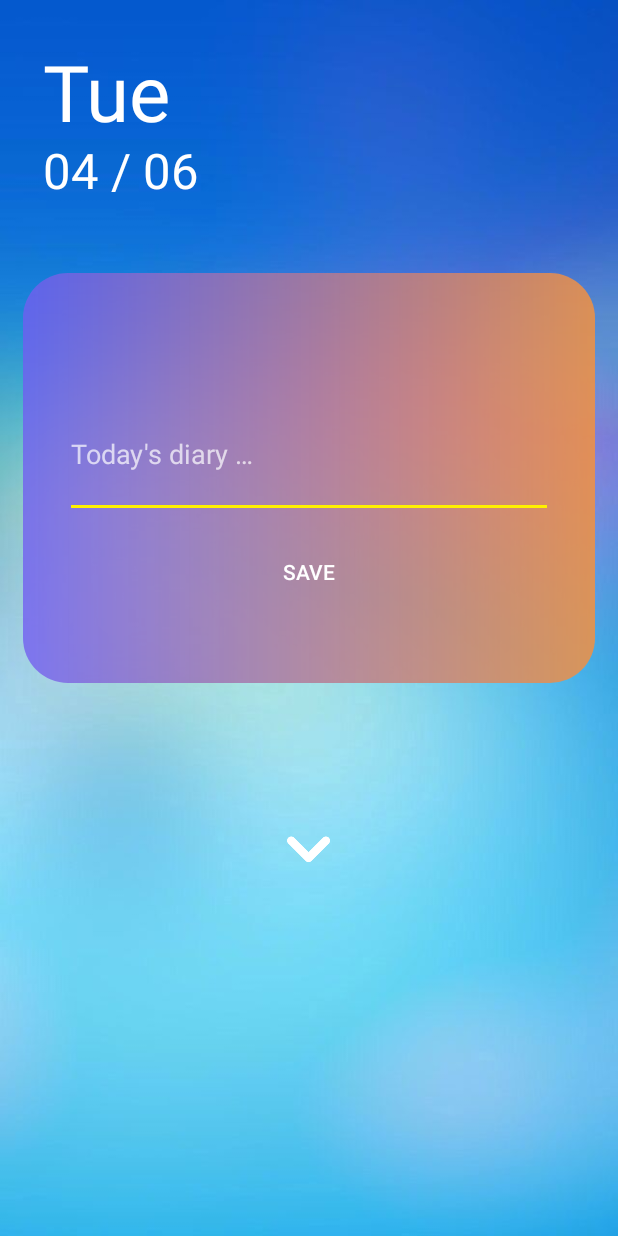
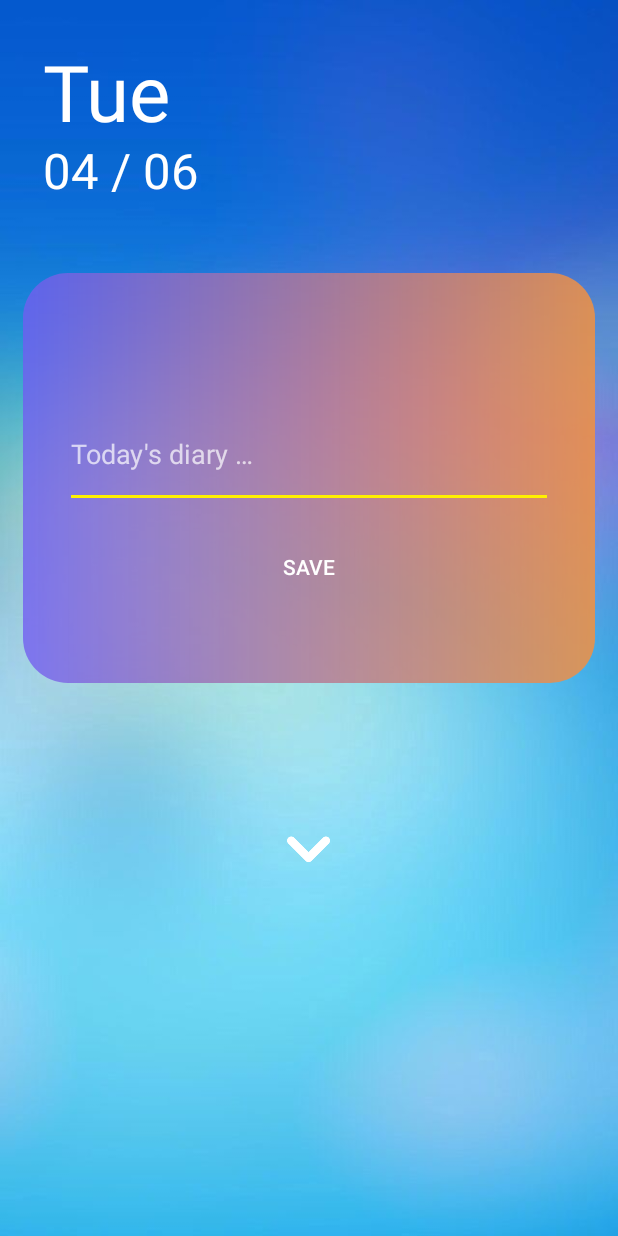
Before and after one commit to gloonch/diary-application, an Android app: the MainActivity screen opened directly, with no data from a screen before it, on a phone screen of 412 x 824 dp. Run offline under Robolectric (Android 15) with nearby library versions, the phone set to English and light mode, and no system bars; our stand-ins replace sdp/ssp sizes.

Commit message:
Shortcut : completed, Widget : bug

```diff
--- a/app/src/main/java/diary/tehranqolhak/diary/MainActivity.java
+++ b/app/src/main/java/diary/tehranqolhak/diary/MainActivity.java
@@ -1,15 +1,21 @@
 package diary.tehranqolhak.diary;
 
 import android.content.Intent;
+import android.content.pm.ShortcutInfo;
+import android.content.pm.ShortcutManager;
+import android.graphics.drawable.Icon;
+import android.net.Uri;
+import android.os.Build;
 import android.os.Handler;
 import android.os.Bundle;
 import android.widget.Button;
-import android.widget.EditText;
 import android.widget.ImageButton;
 import android.widget.TextView;
 import android.widget.Toast;
 import androidx.appcompat.app.AppCompatActivity;
+import androidx.appcompat.widget.AppCompatEditText;
 import java.text.SimpleDateFormat;
+import java.util.Collections;
 import java.util.Date;
 import java.util.Locale;
 import diary.tehranqolhak.diary.DB.DBHandler;
@@ -20,7 +26,7 @@ public class MainActivity extends AppCompatActivity {
     TextView dayID, dateID;
     ImageButton nextbtnID;
     Button savebtnID;
-    EditText diaryID;
+    AppCompatEditText diaryID;
     Boolean backpressed = false;
     String todaysPostDate;
     DBHandler dbHandler;
@@ -32,6 +38,7 @@ public class MainActivity extends AppCompatActivity {
         setContentView(R.layout.main_activity);
         bind();
         showDate();
+        generateShortcut();
 
         dbHandler = new DBHandler(this);
         savebtnID.setOnClickListener(v -> {
@@ -138,4 +145,23 @@ public class MainActivity extends AppCompatActivity {
             }, 2000);
         }
     }
+
+    private void generateShortcut() {
+        if (android.os.Build.VERSION.SDK_INT >= Build.VERSION_CODES.N_MR1){
+
+            ShortcutManager shortcutManager = getSystemService(ShortcutManager.class);
+            Intent intent = new Intent(getApplicationContext(), ListActivity.class);
+            intent.setAction(Intent.ACTION_VIEW);
+            ShortcutInfo shortcut = new ShortcutInfo.Builder(getApplicationContext(), "id1")
+                    .setShortLabel("Diary list")
+                    .setLongLabel("Diary list page")
+                    .setIcon(Icon.createWithResource(getApplicationContext(), R.drawable.shortcut_list_activity))
+                    .setIntent(intent)
+                    .build();
+
+            shortcutManager.setDynamicShortcuts(Collections.singletonList(shortcut));
+//            shortcutManager.setDynamicShortcuts(Arrays.asList(shortcut));
+
+        }
+    }
 }
--- /dev/null
+++ b/app/src/main/res/drawable/shortcut_list_activity.xml
@@ -0,0 +1,5 @@
+<vector android:height="24dp" android:tint="#E3E3E3"
+    android:viewportHeight="24.0" android:viewportWidth="24.0"
+    android:width="24dp" xmlns:android="http://schemas.android.com/apk/res/android">
+    <path android:fillColor="#FF000000" android:pathData="M7,15v2h10v-2L7,15zM3,21h18v-2L3,19v2zM3,13h18v-2L3,11v2zM7,7v2h10L17,7L7,7zM3,3v2h18L21,3L3,3z"/>
+</vector>
--- a/app/src/main/res/layout/activity_setting.xml
+++ b/app/src/main/res/layout/activity_setting.xml
@@ -13,7 +13,7 @@
 
     <LinearLayout
         android:padding="@dimen/_20sdp"
-        android:background="@drawable/fragmenttheme"
+        android:background="@drawable/shape"
         android:layout_width="match_parent"
         android:orientation="vertical"
         android:layout_height="wrap_content">
--- a/app/src/main/res/layout/main_activity.xml
+++ b/app/src/main/res/layout/main_activity.xml
@@ -60,26 +60,26 @@
         <androidx.appcompat.widget.LinearLayoutCompat
             android:layout_width="match_parent"
             android:layout_height="@dimen/_210sdp"
-            android:background="@drawable/fragmenttheme"
+            android:background="@drawable/shape"
             android:gravity="center"
             android:orientation="vertical"
             android:paddingTop="@dimen/_25sdp">
 
-            <androidx.appcompat.widget.LinearLayoutCompat
-                android:id="@+id/centerlayout"
-                android:layout_width="match_parent"
-                android:layout_height="@dimen/_60sdp"
-                android:gravity="center">
+            <!--<androidx.appcompat.widget.LinearLayoutCompat-->
+                <!--android:id="@+id/centerlayout"-->
+                <!--android:layout_width="match_parent"-->
+                <!--android:layout_height="@dimen/_60sdp"-->
+                <!--android:gravity="center">-->
 
 
-                <EditText
+                <androidx.appcompat.widget.AppCompatEditText
                     android:id="@+id/diaryID"
                     android:layout_width="@dimen/_250sdp"
-                    android:layout_height="@dimen/_65sdp"
+                    android:layout_height="@dimen/_55sdp"
                     android:focusedByDefault="false"
                     android:hint="@string/today_s_diary" />
 
-            </androidx.appcompat.widget.LinearLayoutCompat>
+            <!--</androidx.appcompat.widget.LinearLayoutCompat>-->
 
             <Button
                 android:id="@+id/savebtnID"
```
Also changed, not shown: app/src/main/AndroidManifest.xml (+7 -0 lines), app/src/main/java/diary/tehranqolhak/diary/Utils/WidgetProvider.java (added, +34 -0 lines), app/src/main/res/drawable/shape_widget.xml (added, +8 -0 lines), app/src/main/res/layout/widget.xml (added, +27 -0 lines), app/src/main/res/xml/widget_info.xml (added, +9 -0 lines), app/src/main/res/drawable/shape.xml (renamed from app/src/main/res/drawable/fragmenttheme.xml), app/src/main/res/drawable/widget_image.png (added), 2 other files.
